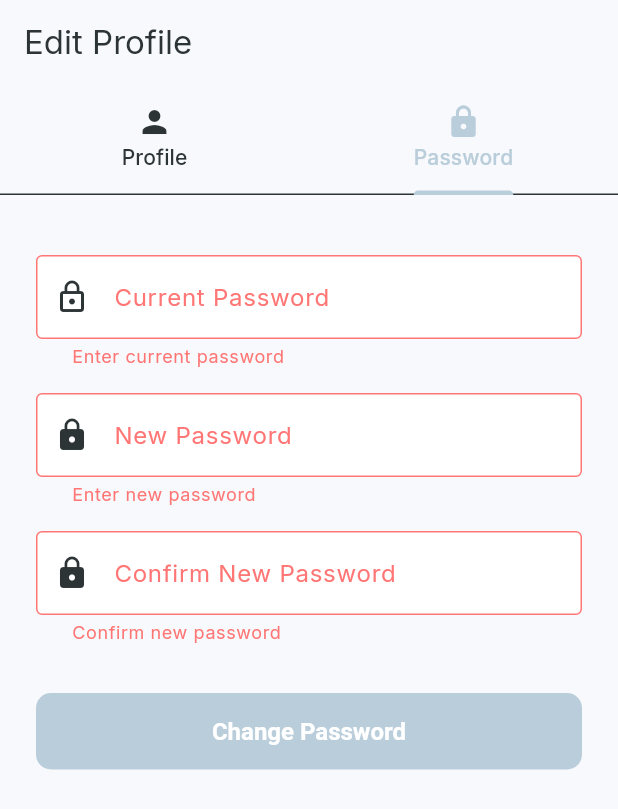
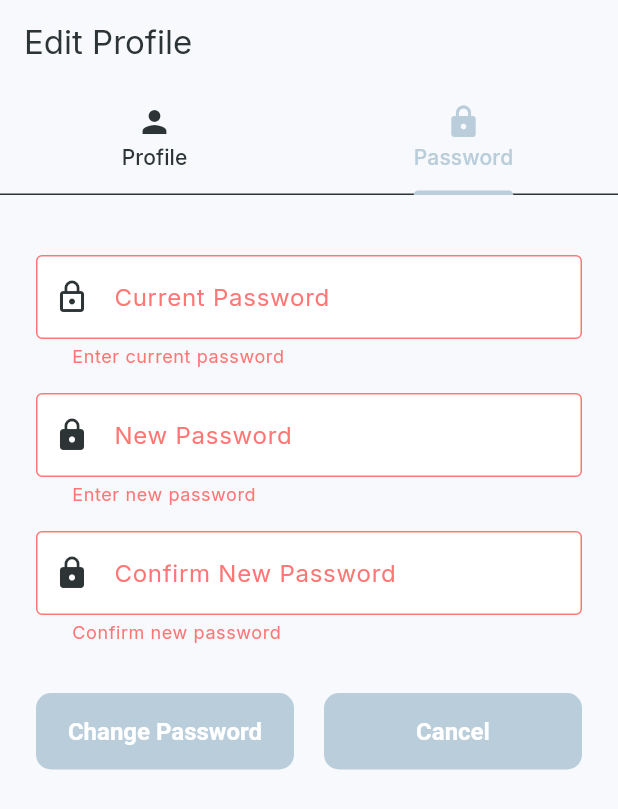
Before and after one commit to shahsani/flutter-pos, a Flutter app: the ProfileScreen screen opened by its route, tab 2 chosen, after a tap on "Change Password", on a phone screen of 412 x 824 dp. Shown: the top 809 px of the screen. Run offline on Flutter 3.47's test engine with Material 3 defaults, Android fonts, the phone set to English and light mode, and no system bars; our stand-ins replace equatable, file_picker, fl_chart, flutter_animate, flutter_riverpod, font_awesome_flutter and 5 more; accounts and stored records are empty.

Commit message:
fix issues on password change screen

```diff
--- a/lib/features/auth/presentation/screens/login_screen.dart
+++ b/lib/features/auth/presentation/screens/login_screen.dart
@@ -24,7 +24,7 @@ class _LoginScreenState extends ConsumerState<LoginScreen> {
 
   Future<void> _login() async {
     if (_formKey.currentState!.validate()) {
-      await ref
+      var result = await ref
           .read(authProvider.notifier)
           .login(_emailController.text.trim(), _passwordController.text.trim());
       // Navigation is handled by router redirect
@@ -48,7 +48,7 @@ class _LoginScreenState extends ConsumerState<LoginScreen> {
                 const Icon(Icons.point_of_sale, size: 80, color: Colors.blue),
                 const SizedBox(height: 32),
                 const Text(
-                  'Welcome Back',
+                  'Flutter POS',
                   style: TextStyle(fontSize: 28, fontWeight: FontWeight.bold),
                   textAlign: TextAlign.center,
                 ),
--- a/lib/features/auth/presentation/screens/profile_screen.dart
+++ b/lib/features/auth/presentation/screens/profile_screen.dart
@@ -51,6 +51,7 @@ class _ProfileScreenState extends ConsumerState<ProfileScreen>
 
     setState(() => _isProfileLoading = true);
 
+    try {
       await ref
           .read(authProvider.notifier)
           .updateProfile(
@@ -60,21 +61,19 @@ class _ProfileScreenState extends ConsumerState<ProfileScreen>
 
       if (mounted) {
         setState(() => _isProfileLoading = false);
-      final authState = ref.read(authProvider);
-      if (authState.hasError) {
+        ScaffoldMessenger.of(context).showSnackBar(
+          const SnackBar(content: Text('Profile updated successfully')),
+        );
+      }
+    } catch (error) {
+      if (mounted) {
+        setState(() => _isProfileLoading = false);
         ScaffoldMessenger.of(context).showSnackBar(
           SnackBar(
-            content: Text(
-              authState.error.toString().replaceAll('Exception: ', ''),
-            ),
+            content: Text(error.toString().replaceAll('Exception: ', '')),
             backgroundColor: Colors.red,
           ),
         );
-      } else {
-        ScaffoldMessenger.of(context).showSnackBar(
-          const SnackBar(content: Text('Profile updated successfully')),
-        );
-        context.pop();
       }
     }
   }
@@ -84,6 +83,7 @@ class _ProfileScreenState extends ConsumerState<ProfileScreen>
 
     setState(() => _isPasswordLoading = true);
 
+    try {
       await ref
           .read(authProvider.notifier)
           .updatePassword(
@@ -93,24 +93,22 @@ class _ProfileScreenState extends ConsumerState<ProfileScreen>
 
       if (mounted) {
         setState(() => _isPasswordLoading = false);
-      final authState = ref.read(authProvider);
-      if (authState.hasError) {
-        ScaffoldMessenger.of(context).showSnackBar(
-          SnackBar(
-            content: Text(
-              authState.error.toString().replaceAll('Exception: ', ''),
-            ),
-            backgroundColor: Colors.red,
-          ),
-        );
-      } else {
         ScaffoldMessenger.of(context).showSnackBar(
           const SnackBar(content: Text('Password changed successfully')),
         );
         _currentPasswordController.clear();
         _newPasswordController.clear();
         _confirmPasswordController.clear();
-        context.pop();
+      }
+    } catch (error) {
+      if (mounted) {
+        setState(() => _isPasswordLoading = false);
+        ScaffoldMessenger.of(context).showSnackBar(
+          SnackBar(
+            content: Text(error.toString().replaceAll('Exception: ', '')),
+            backgroundColor: Colors.red,
+          ),
+        );
       }
     }
   }
@@ -176,7 +174,10 @@ class _ProfileScreenState extends ConsumerState<ProfileScreen>
                   value != null && value.isNotEmpty ? null : 'Enter email',
             ),
             const SizedBox(height: 32),
-            ElevatedButton(
+            Row(
+              children: [
+                Expanded(
+                  child: ElevatedButton(
                     onPressed: _isProfileLoading ? null : _saveProfile,
                     style: ElevatedButton.styleFrom(
                       padding: const EdgeInsets.symmetric(vertical: 16),
@@ -188,6 +189,19 @@ class _ProfileScreenState extends ConsumerState<ProfileScreen>
                             child: CircularProgressIndicator(strokeWidth: 2),
                           )
                         : const Text('Save Changes'),
+                  ),
+                ),
+                const SizedBox(width: 20),
+                Expanded(
+                  child: ElevatedButton(
+                    onPressed: () => context.go('/'),
+                    style: ElevatedButton.styleFrom(
+                      padding: const EdgeInsets.symmetric(vertical: 16),
+                    ),
+                    child: const Text('Cancel'),
+                  ),
+                ),
+              ],
             ),
           ],
         ),
@@ -227,8 +241,9 @@ class _ProfileScreenState extends ConsumerState<ProfileScreen>
               obscureText: true,
               validator: (value) {
                 if (value == null || value.isEmpty) return 'Enter new password';
-                if (value.length < 6)
+                if (value.length < 6) {
                   return 'Password must be at least 6 characters';
+                }
                 return null;
               },
             ),
@@ -242,15 +257,20 @@ class _ProfileScreenState extends ConsumerState<ProfileScreen>
               ),
               obscureText: true,
               validator: (value) {
-                if (value == null || value.isEmpty)
+                if (value == null || value.isEmpty) {
                   return 'Confirm new password';
-                if (value != _newPasswordController.text)
+                }
+                if (value != _newPasswordController.text) {
                   return 'Passwords do not match';
+                }
                 return null;
               },
             ),
             const SizedBox(height: 32),
-            ElevatedButton(
+            Row(
+              children: [
+                Expanded(
+                  child: ElevatedButton(
                     onPressed: _isPasswordLoading ? null : _changePassword,
                     style: ElevatedButton.styleFrom(
                       padding: const EdgeInsets.symmetric(vertical: 16),
@@ -263,6 +283,19 @@ class _ProfileScreenState extends ConsumerState<ProfileScreen>
                           )
                         : const Text('Change Password'),
                   ),
+                ),
+                const SizedBox(width: 20),
+                Expanded(
+                  child: ElevatedButton(
+                    onPressed: () => context.go('/'),
+                    style: ElevatedButton.styleFrom(
+                      padding: const EdgeInsets.symmetric(vertical: 16),
+                    ),
+                    child: const Text('Cancel'),
+                  ),
+                ),
+              ],
+            ),
           ],
         ),
       ),
--- a/pubspec.yaml
+++ b/pubspec.yaml
@@ -7,6 +7,7 @@ environment:
   sdk: ^3.10.7
 
 dependencies:
+  crypto: ^3.0.3
   equatable: ^2.0.8
   file_picker: ^10.3.8
   fl_chart: ^1.1.1
```
Also changed, not shown: lib/features/auth/data/repositories/auth_repository.dart (+14 -5 lines), lib/features/auth/presentation/providers/auth_provider.dart (+20 -16 lines), lib/features/auth/utils/password_hasher.dart (added, +23 -0 lines), pubspec.lock. Lines whose indentation alone changed are shown as unchanged.
